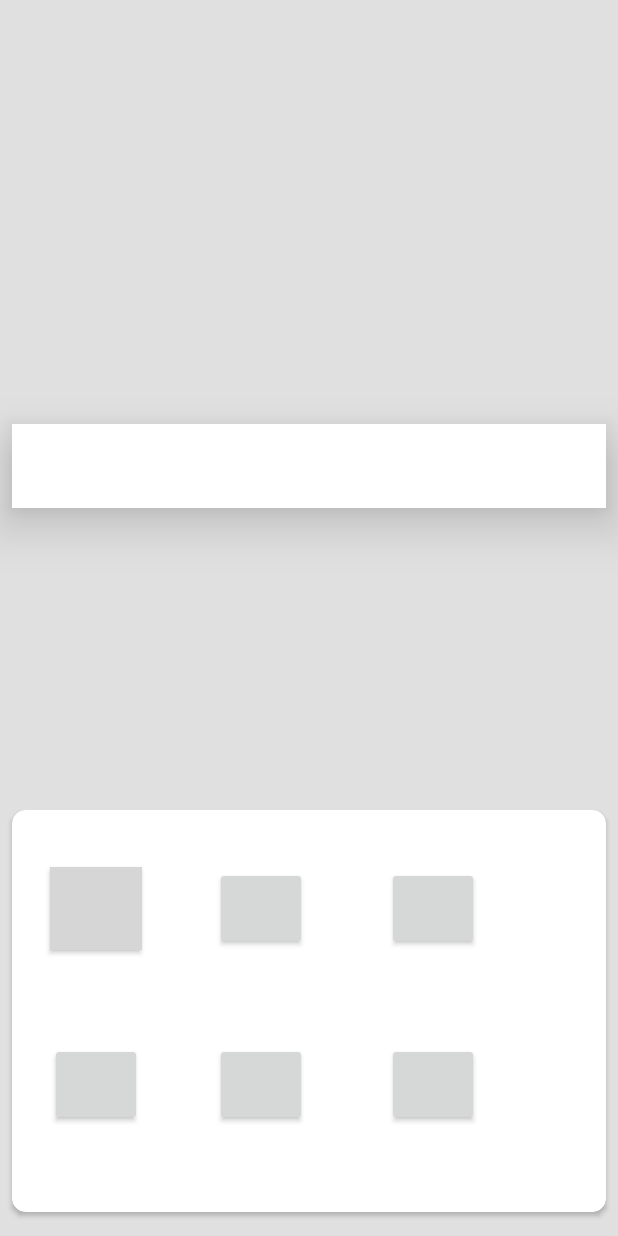
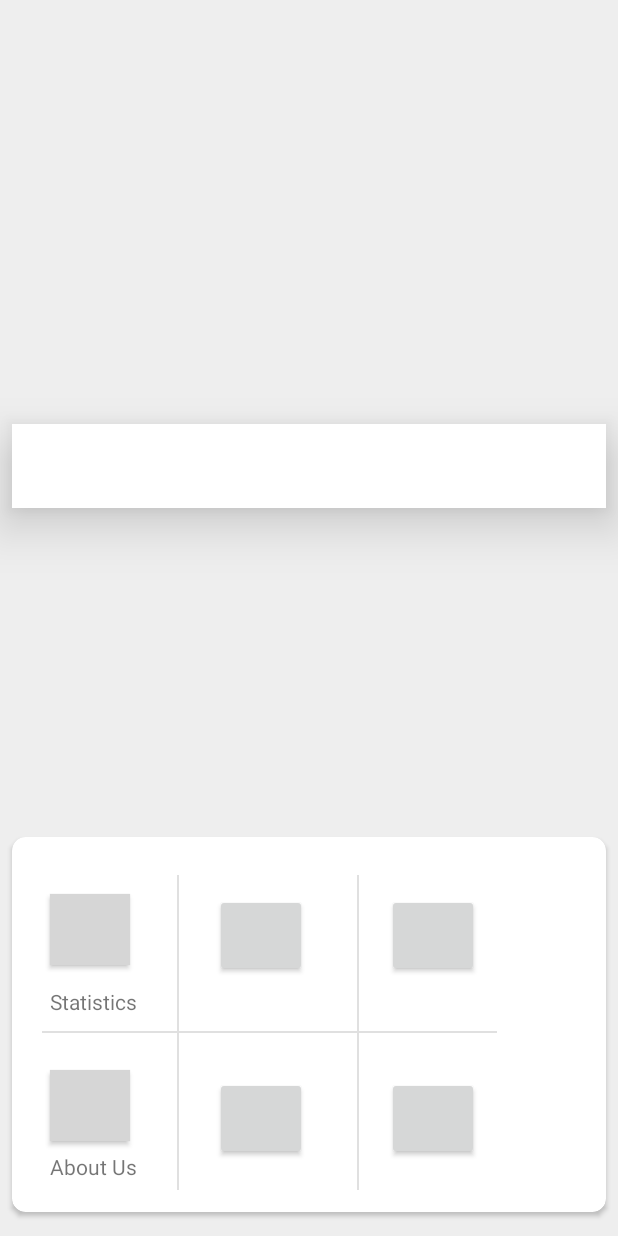
Before and after one commit to gadeelanikhil/Teacher_Companion, an Android app: the screen it shows after launch (MainActivity), on a phone screen of 412 x 824 dp. Run offline under Robolectric (Android 15) with nearby library versions, the phone set to English and light mode, and no system bars; grey boxes are pictures that could not be loaded.

Commit message:
Commit 1.3 (Icons Added)

```diff
--- a/app/src/main/res/layout/activity_main.xml
+++ b/app/src/main/res/layout/activity_main.xml
@@ -4,7 +4,7 @@
     xmlns:tools="http://schemas.android.com/tools"
     android:layout_width="match_parent"
     android:layout_height="match_parent"
-    android:background="#E0E0E0"
+    android:background="#EEEEEE"
     tools:context="teratroopers.teachercompanion.MainActivity">
 
     <android.support.v7.widget.Toolbar
@@ -29,13 +29,12 @@
 
     <android.support.v7.widget.CardView
         android:layout_width="0dp"
-        android:layout_height="268dp"
+        android:layout_height="250dp"
         android:layout_marginBottom="16dp"
         android:layout_marginEnd="8dp"
         android:layout_marginStart="8dp"
         app:cardCornerRadius="9dp"
         app:layout_constraintBottom_toBottomOf="parent"
-        app:layout_constraintHorizontal_bias="1.0"
         app:layout_constraintLeft_toLeftOf="parent"
         app:layout_constraintRight_toRightOf="parent"
         tools:ignore="MissingConstraints"
@@ -50,32 +49,44 @@
             android:layout_marginStart="250dp"
             android:layout_marginTop="38dp" />
 
-        <Button
-            android:id="@+id/button4"
-            android:layout_width="61dp"
-            android:layout_height="55dp"
-            android:layout_marginBottom="25dp"
-            android:layout_marginStart="25dp"
-            android:layout_marginTop="155dp" />
+        <View
+            android:layout_width="303dp"
+            android:layout_height="1dp"
+            android:layout_marginStart="20dp"
+            android:layout_marginTop="129dp"
+            android:background="#E0E0E0" />
 
+        <View
+            android:layout_width="1dp"
+            android:layout_height="210dp"
+            android:layout_marginStart="110dp"
+            android:layout_marginTop="25dp"
+            android:background="#E0E0E0" />
+
+        <View
+            android:layout_width="1dp"
+            android:layout_height="210dp"
+            android:layout_marginStart="230dp"
+            android:layout_marginTop="25dp"
+            android:background="#E0E0E0" />
         <Button
             android:id="@+id/button5"
             android:layout_width="61dp"
             android:layout_height="55dp"
             android:layout_marginStart="135dp"
-            android:layout_marginTop="155dp" />
+            android:layout_marginTop="160dp" />
 
         <Button
             android:id="@+id/button6"
             android:layout_width="61dp"
             android:layout_height="55dp"
             android:layout_marginStart="250dp"
-            android:layout_marginTop="155dp" />
+            android:layout_marginTop="160dp" />
 
         <Button
             android:id="@+id/button"
-            android:layout_width="61dp"
-            android:layout_height="55dp"
+            android:layout_width="53dp"
+            android:layout_height="47dp"
             android:layout_marginStart="25dp"
             android:layout_marginTop="38dp"
             android:background="@drawable/stats_line_chart" />
@@ -86,5 +97,37 @@
             android:layout_height="55dp"
             android:layout_marginStart="135dp"
             android:layout_marginTop="38dp" />
+
+
+        <TextView
+            android:id="@+id/textView"
+            android:layout_width="wrap_content"
+            android:layout_height="wrap_content"
+            android:layout_marginStart="25dp"
+            android:layout_marginTop="100dp"
+            android:text="Statistics"
+            android:textSize="14sp"
+            tools:ignore="HardcodedText" />
+
+        <Button
+            android:id="@+id/button4"
+            android:layout_width="53dp"
+            android:layout_height="47dp"
+            android:layout_marginBottom="25dp"
+            android:layout_marginStart="25dp"
+            android:layout_marginTop="155dp"
+            android:background="@drawable/info" />
+
+        <TextView
+            android:id="@+id/textView4"
+            android:layout_width="wrap_content"
+            android:layout_height="wrap_content"
+            android:layout_marginStart="25dp"
+            android:layout_marginTop="210dp"
+            android:text="About Us"
+            android:textSize="14sp"
+            tools:ignore="HardcodedText" />
+
+
     </android.support.v7.widget.CardView>
 </android.support.constraint.ConstraintLayout>
--- a/app/src/main/res/layout/activity_take_attendence.xml
+++ b/app/src/main/res/layout/activity_take_attendence.xml
@@ -30,22 +30,26 @@
 
     <Button
         android:id="@+id/button7"
-        android:layout_width="105dp"
-        android:layout_height="56dp"
+        android:layout_width="136dp"
+        android:layout_height="48dp"
         android:autoSizeMaxTextSize="35sp"
+        android:background="?attr/colorAccent"
         android:text="Present"
+        android:textColor="@color/cardview_light_background"
         tools:ignore="HardcodedText,MissingConstraints"
-        tools:layout_editor_absoluteX="31dp"
+        tools:layout_editor_absoluteX="16dp"
         tools:layout_editor_absoluteY="437dp" />
 
     <Button
         android:id="@+id/button8"
-        android:layout_width="122dp"
-        android:layout_height="55dp"
+        android:layout_width="138dp"
+        android:layout_height="48dp"
+        android:background="?attr/colorAccent"
         android:text="Absent"
-        tools:layout_editor_absoluteX="215dp"
-        tools:layout_editor_absoluteY="437dp"
-        tools:ignore="HardcodedText,MissingConstraints" />
+        android:textColor="@color/cardview_light_background"
+        tools:ignore="HardcodedText,MissingConstraints"
+        tools:layout_editor_absoluteX="206dp"
+        tools:layout_editor_absoluteY="437dp" />
 
     <TextView
         android:id="@+id/textView3"
```
